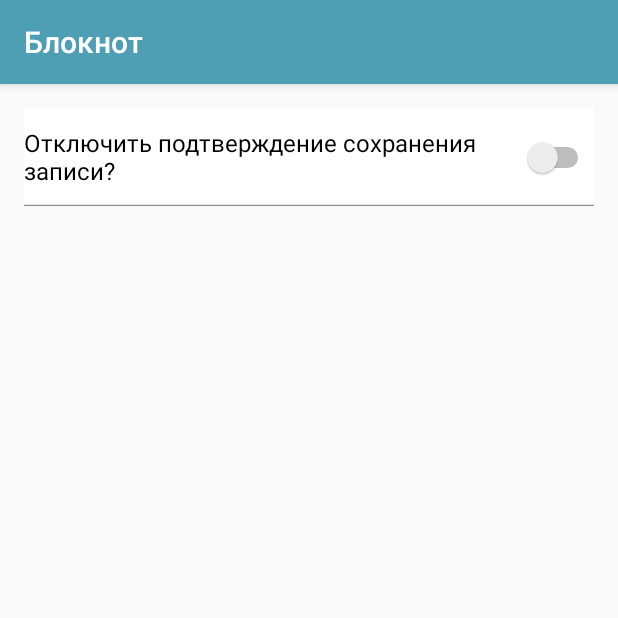
After one commit to NymiKo/Notepad, an Android app: the fragment SettingsApp shown on its own in the app's theme, on a phone screen of 412 x 824 dp, the top half of it. The commit adds this screen. Run offline under Robolectric (Android 15) with nearby library versions, the phone set to English and light mode, and no system bars.

Commit message:
settings application

```diff
--- /dev/null
+++ b/app/src/main/java/com/example/notepad/fragments/SettingsApp.kt
@@ -0,0 +1,53 @@
+package com.example.notepad.fragments
+
+
+import android.annotation.SuppressLint
+import android.content.Context
+import android.content.SharedPreferences
+import android.os.Bundle
+import android.support.v4.app.Fragment
+import android.view.LayoutInflater
+import android.view.View
+import android.view.ViewGroup
+
+import com.example.notepad.R
+import kotlinx.android.synthetic.main.fragment_settings_app.*
+
+class SettingsApp : Fragment() {
+
+    val APP_PREFERENCES = "Settings"
+    var mSettings: SharedPreferences? = null
+    lateinit var editor: SharedPreferences.Editor
+    var dialog_save = false
+
+    override fun onCreate(savedInstanceState: Bundle?) {
+        super.onCreate(savedInstanceState)
+        mSettings = activity?.getSharedPreferences(APP_PREFERENCES, Context.MODE_PRIVATE)
+    }
+
+    @Suppress("UNREACHABLE_CODE")
+    override fun onCreateView(
+        inflater: LayoutInflater, container: ViewGroup?,
+        savedInstanceState: Bundle?
+    ): View? {
+        // Inflate the layout for this fragment
+        return inflater.inflate(R.layout.fragment_settings_app, container, false)
+    }
+
+    override fun onViewCreated(view: View, savedInstanceState: Bundle?) {
+        super.onViewCreated(view, savedInstanceState)
+
+        dialog_save = mSettings!!.getBoolean("dialog_save", false)
+        switch_save_dialog.isChecked = dialog_save
+    }
+
+    @SuppressLint("CommitPrefEdits")
+    override fun onStop() {
+        if(dialog_save != switch_save_dialog.isChecked){
+            editor = mSettings!!.edit()
+            editor.putBoolean("dialog_save", switch_save_dialog.isChecked)
+            editor.apply()
+        }
+        super.onStop()
+    }
+}
--- /dev/null
+++ b/app/src/main/res/layout/fragment_settings_app.xml
@@ -0,0 +1,19 @@
+<?xml version="1.0" encoding="utf-8"?>
+<LinearLayout xmlns:android="http://schemas.android.com/apk/res/android"
+    xmlns:tools="http://schemas.android.com/tools"
+    android:layout_width="match_parent"
+    android:layout_height="match_parent"
+    android:orientation="vertical"
+    tools:context=".fragments.SettingsApp">
+
+    <Switch
+        android:id="@+id/switch_save_dialog"
+        android:layout_width="match_parent"
+        android:layout_height="65dp"
+        android:layout_gravity="center"
+        android:text="@string/settings_view_dialog_save"
+        android:background="@mipmap/record"
+        android:layout_margin="16dp"
+        android:textSize="16sp"/>
+
+</LinearLayout>
--- a/app/src/main/res/menu/overflow_menu_list_records.xml
+++ b/app/src/main/res/menu/overflow_menu_list_records.xml
@@ -2,7 +2,7 @@
 <menu xmlns:android="http://schemas.android.com/apk/res/android">
 
     <item
-        android:id="@+id/settings_item"
+        android:id="@+id/settingsApp"
         android:title="Настройки" />
     <item
         android:id="@+id/aboutApplicationFragment"
--- a/app/src/main/res/values/strings.xml
+++ b/app/src/main/res/values/strings.xml
@@ -2,6 +2,6 @@
     <string name="app_name">Блокнот</string>
 
     <!-- TODO: Remove or change this placeholder text -->
-    <string name="hello_blank_fragment">Hello blank fragment</string>
     <string name="app_version">Версия: 1.0.0</string>
+    <string name="settings_view_dialog_save">Отключить подтверждение сохранения записи?</string>
 </resources>
```
Also changed, not shown: app/src/main/java/com/example/notepad/activities/EditRecordActivity.kt (+9 -2 lines), app/src/main/res/layout/activity_edit_record.xml (+6 -8 lines), app/src/main/res/navigation/nav_graph.xml (+9 -1 lines).
